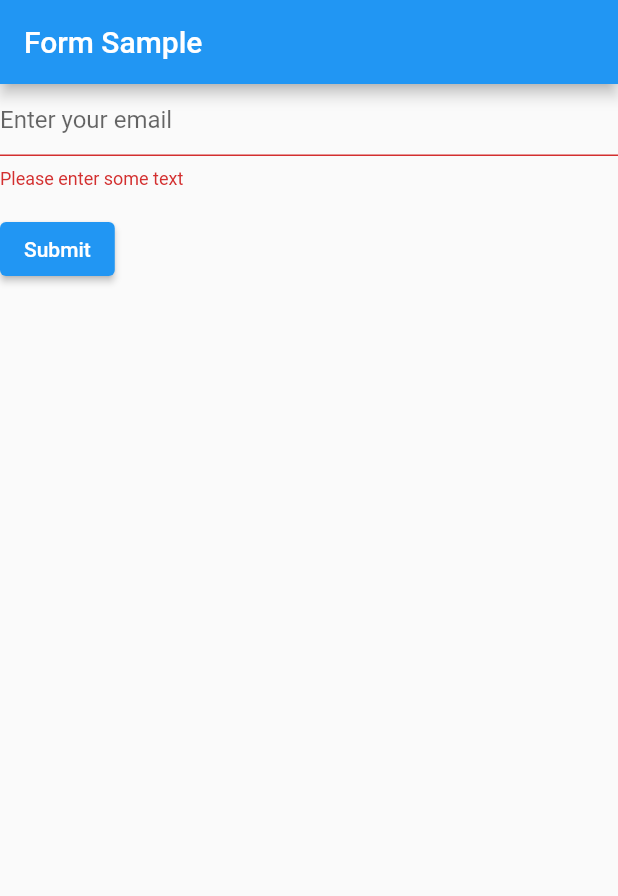
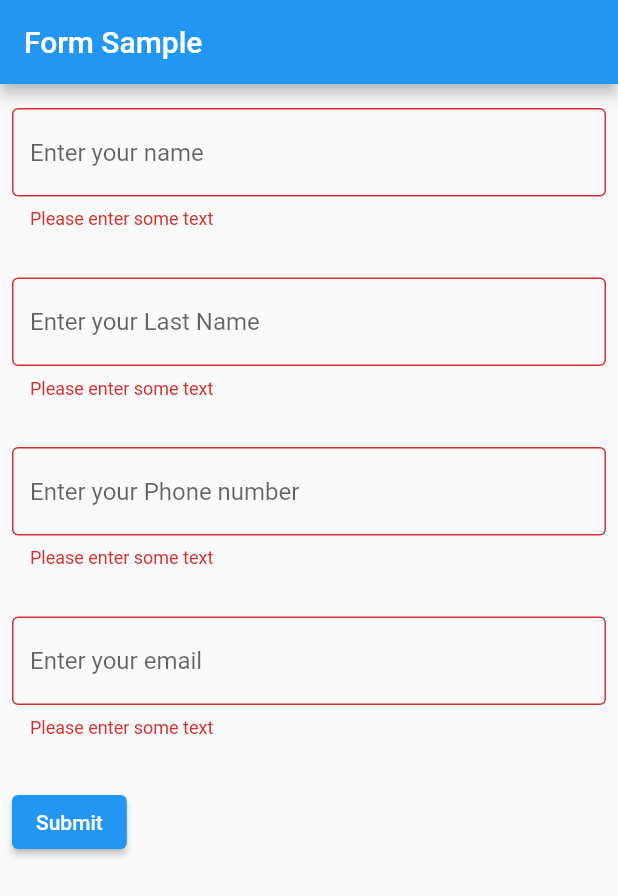
Before and after one commit to barloff2/inspirar_movil, a Flutter app: the screen it shows after launch, after a tap on "Submit", on a phone screen of 412 x 824 dp. Shown: the top 896 px of the screen. Run offline on Flutter 3.47's test engine with Material 2 defaults, Android fonts, the light colour scheme and no system bars.

Commit message:
casillas de formulario

```diff
--- a/lib/main.dart
+++ b/lib/main.dart
@@ -35,8 +35,56 @@ class _FormExampleState extends State<FormExample> {
       child: Column(
         crossAxisAlignment: CrossAxisAlignment.start,
         children: <Widget>[
-          TextFormField(
+          Padding(
+            padding: EdgeInsets.symmetric(horizontal: 8, vertical: 16),
+            child: TextFormField(
               decoration: const InputDecoration(
+                border: OutlineInputBorder(),
+                hintText: 'Enter your name',
+              ),
+              validator: (String? value) {
+                if (value == null || value.isEmpty) {
+                  return 'Please enter some text';
+                }
+                return null;
+              },
+            ),
+          ),
+          Padding(
+            padding: EdgeInsets.symmetric(horizontal: 8, vertical: 16),
+            child: TextFormField(
+              decoration: const InputDecoration(
+                border: OutlineInputBorder(),
+                hintText: 'Enter your Last Name',
+              ),
+              validator: (String? value) {
+                if (value == null || value.isEmpty) {
+                  return 'Please enter some text';
+                }
+                return null;
+              },
+            ),
+          ),
+          Padding(
+            padding: EdgeInsets.symmetric(horizontal: 8, vertical: 16),
+            child: TextFormField(
+              decoration: const InputDecoration(
+                border: OutlineInputBorder(),
+                hintText: 'Enter your Phone number',
+              ),
+              validator: (String? value) {
+                if (value == null || value.isEmpty) {
+                  return 'Please enter some text';
+                }
+                return null;
+              },
+            ),
+          ),
+          Padding(
+            padding: EdgeInsets.symmetric(horizontal: 8, vertical: 16),
+            child: TextFormField(
+              decoration: const InputDecoration(
+                border: OutlineInputBorder(),
                 hintText: 'Enter your email',
               ),
               validator: (String? value) {
@@ -46,8 +94,9 @@ class _FormExampleState extends State<FormExample> {
                 return null;
               },
             ),
+          ),
           Padding(
-            padding: const EdgeInsets.symmetric(vertical: 16.0),
+            padding: const EdgeInsets.symmetric(horizontal: 8, vertical: 16.0),
             child: ElevatedButton(
               onPressed: () {
                 // Validate will return true if the form is valid, or false if
```
Lines whose indentation alone changed are shown as unchanged.
